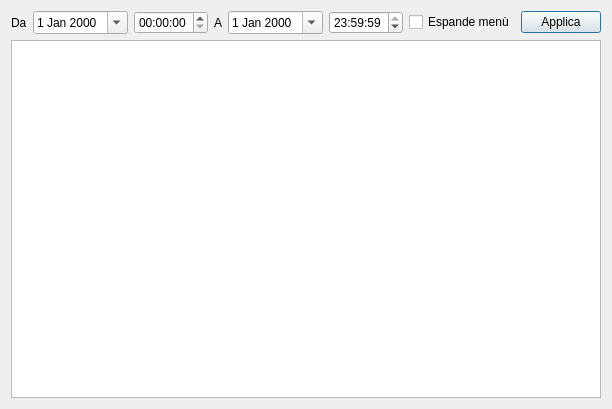
The window that src/statsform.ui (mtonin/gestcassa) describes before a commit, drawn with Qt 5.
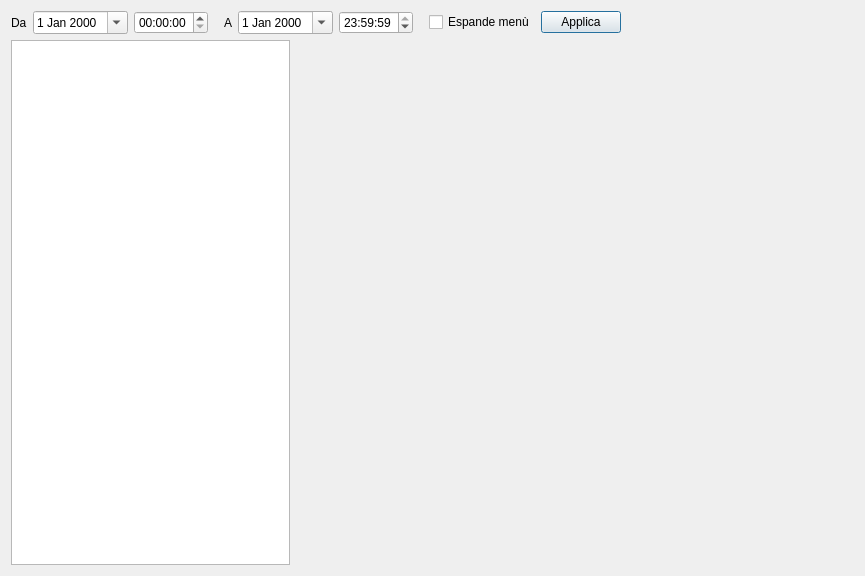
The same window after the commit. Custom widgets are drawn as their Qt base class.

Diff of the .ui file:
```diff
--- a/src/statsform.ui
+++ b/src/statsform.ui
@@ -6,8 +6,8 @@
    <rect>
     <x>0</x>
     <y>0</y>
-    <width>579</width>
-    <height>409</height>
+    <width>865</width>
+    <height>576</height>
    </rect>
   </property>
   <property name="windowTitle">
@@ -38,9 +38,12 @@
        <property name="orientation">
         <enum>Qt::Horizontal</enum>
        </property>
+       <property name="sizeType">
+        <enum>QSizePolicy::Fixed</enum>
+       </property>
        <property name="sizeHint" stdset="0">
         <size>
-         <width>40</width>
+         <width>10</width>
          <height>20</height>
         </size>
        </property>
@@ -76,9 +79,12 @@
        <property name="orientation">
         <enum>Qt::Horizontal</enum>
        </property>
+       <property name="sizeType">
+        <enum>QSizePolicy::Fixed</enum>
+       </property>
        <property name="sizeHint" stdset="0">
         <size>
-         <width>40</width>
+         <width>10</width>
          <height>20</height>
         </size>
        </property>
@@ -98,10 +104,31 @@
        </property>
       </widget>
      </item>
+     <item>
+      <spacer name="horizontalSpacer_3">
+       <property name="orientation">
+        <enum>Qt::Horizontal</enum>
+       </property>
+       <property name="sizeHint" stdset="0">
+        <size>
+         <width>40</width>
+         <height>20</height>
+        </size>
+       </property>
+      </spacer>
+     </item>
     </layout>
    </item>
+   <item>
+    <layout class="QHBoxLayout" name="horizontalLayout_2">
    <item>
     <widget class="QTableView" name="statsView">
+       <property name="sizePolicy">
+        <sizepolicy hsizetype="Expanding" vsizetype="Expanding">
+         <horstretch>1</horstretch>
+         <verstretch>0</verstretch>
+        </sizepolicy>
+       </property>
      <property name="editTriggers">
       <set>QAbstractItemView::NoEditTriggers</set>
      </property>
@@ -113,8 +140,28 @@
      </property>
     </widget>
    </item>
-  </layout>
+     <item>
+      <widget class="QCustomPlot" name="graficoPlot" native="true">
+       <property name="sizePolicy">
+        <sizepolicy hsizetype="Preferred" vsizetype="Preferred">
+         <horstretch>2</horstretch>
+         <verstretch>0</verstretch>
+        </sizepolicy>
+       </property>
+      </widget>
+     </item>
+    </layout>
+   </item>
+  </layout>
  </widget>
+ <customwidgets>
+  <customwidget>
+   <class>QCustomPlot</class>
+   <extends>QWidget</extends>
+   <header>qcustomplot.h</header>
+   <container>1</container>
+  </customwidget>
+ </customwidgets>
  <resources/>
  <connections/>
 </ui>
```
Left out of the diff: 2 changed lines with no effect on the pictures. Lines whose indentation alone changed are shown as unchanged.
